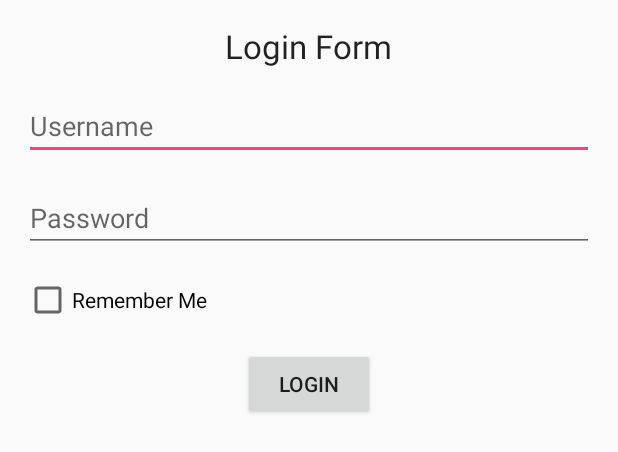
After one commit to danielstallworthmit/thinkful, an Android app: the layout activity_login.xml on its own in the app's theme, with its tools: preview values and no code run, on a phone screen of 412 x 824 dp. The commit adds this screen. Shown: the top 452 px of the screen. Run offline under Robolectric (Android 15) with nearby library versions, the phone set to English and light mode, and no system bars.

Commit message:
More layouts, textView, buttons, EditText

```diff
--- /dev/null
+++ b/android/LayoutExamples/app/src/main/res/layout/activity_login.xml
@@ -0,0 +1,50 @@
+<?xml version="1.0" encoding="utf-8"?>
+<LinearLayout xmlns:android="http://schemas.android.com/apk/res/android"
+    xmlns:app="http://schemas.android.com/apk/res-auto"
+    xmlns:tools="http://schemas.android.com/tools"
+    android:layout_width="match_parent"
+    android:layout_height="match_parent"
+    android:orientation="vertical"
+    android:padding="@dimen/activity_vertical_margin"
+    tools:context=".MainActivity">
+
+    <TextView
+        android:id="@+id/heading"
+        android:layout_width="wrap_content"
+        android:layout_height="wrap_content"
+        android:layout_gravity="center_horizontal"
+        android:layout_marginBottom="@dimen/activity_vertical_margin"
+        android:text="Login Form"
+        android:textAppearance="?android:attr/textAppearanceLarge"/>
+
+    <EditText
+        android:layout_width="match_parent"
+        android:layout_height="wrap_content"
+        android:id="@+id/editText"
+        android:hint="Username"
+        android:layout_marginBottom="16dp" />
+
+    <EditText
+        android:layout_width="match_parent"
+        android:layout_height="wrap_content"
+        android:inputType="textPassword"
+        android:ems="10"
+        android:id="@+id/editText2"
+        android:hint="Password"
+        android:layout_marginBottom="16dp" />
+
+    <CheckBox
+        android:layout_width="wrap_content"
+        android:layout_height="wrap_content"
+        android:text="Remember Me"
+        android:id="@+id/checkBox"
+        android:layout_marginBottom="16dp" />
+
+    <Button
+        android:layout_width="wrap_content"
+        android:layout_height="wrap_content"
+        android:text="Login"
+        android:id="@+id/button"
+        android:layout_gravity="center_horizontal" />
+
+</LinearLayout>
```
Also changed, not shown: android/LayoutExamples/app/src/main/java/com/danielstallworth/layoutexamples/MainActivity.java (+4 -4 lines), android/LayoutExamples/app/src/main/res/layout/find_text.xml (added, +25 -0 lines).
